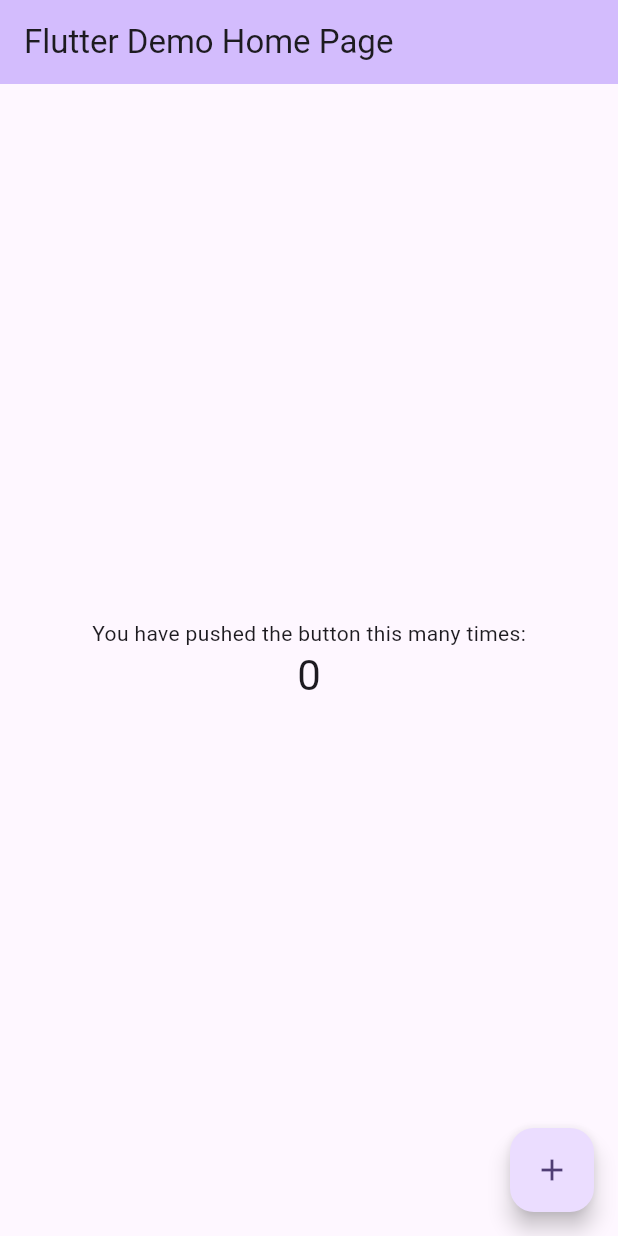
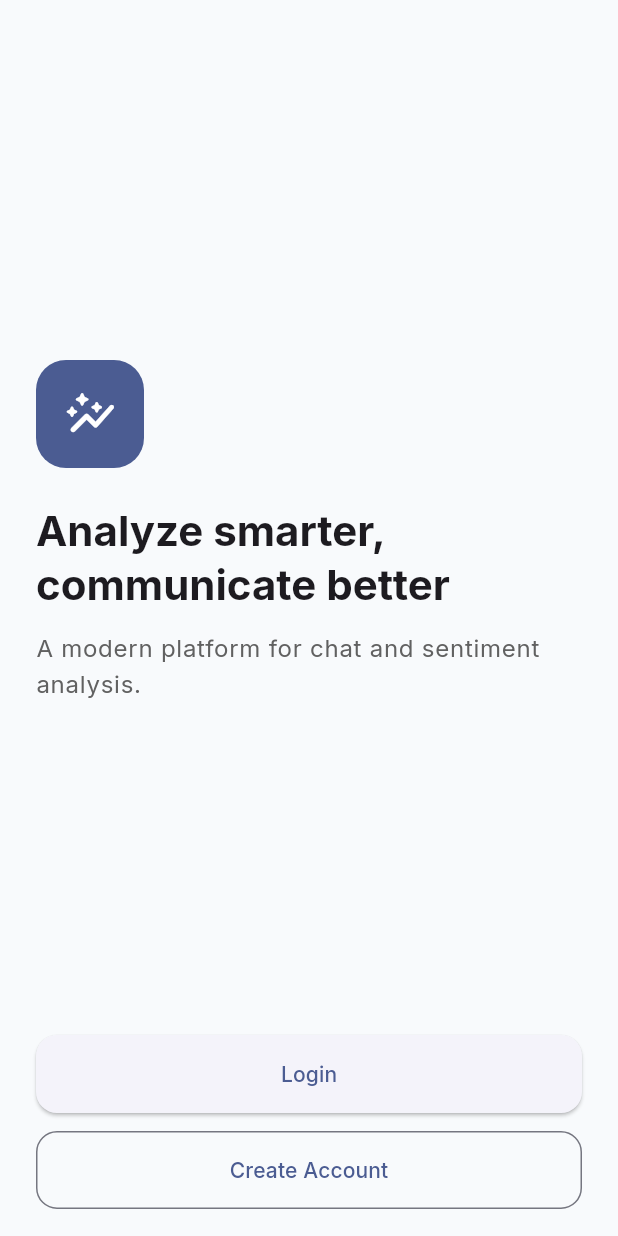
Before and after one commit to I78k0/sentview, a Flutter app: the screen it shows after launch, on a phone screen of 412 x 824 dp. Run offline on Flutter 3.47's test engine with Material 3 defaults, Android fonts, the phone set to English and light mode, and no system bars; our stand-ins replace flutter_riverpod, go_router, google_fonts.

Commit message:
build flutter foundation with theme routing and localization

```diff
--- /dev/null
+++ b/frontend/lib/app/app.dart
@@ -0,0 +1,29 @@
+import 'package:flutter/material.dart';
+import 'package:flutter_localizations/flutter_localizations.dart';
+import 'package:frontend/app/localization/app_localizations.dart';
+import 'package:frontend/app/router.dart';
+import 'package:frontend/app/theme/app_theme.dart';
+
+class SentViewApp extends StatelessWidget {
+  const SentViewApp({super.key});
+
+  @override
+  Widget build(BuildContext context) {
+    return MaterialApp.router(
+      debugShowCheckedModeBanner: false,
+      title: 'SentView',
+      theme: AppTheme.lightTheme,
+      darkTheme: AppTheme.darkTheme,
+      themeMode: ThemeMode.system,
+      routerConfig: AppRouter.router,
+      locale: const Locale('en'),
+      supportedLocales: AppLocalizations.supportedLocales,
+      localizationsDelegates: const [
+        AppLocalizations.delegate,
+        GlobalMaterialLocalizations.delegate,
+        GlobalWidgetsLocalizations.delegate,
+        GlobalCupertinoLocalizations.delegate,
+      ],
+    );
+  }
+}
--- /dev/null
+++ b/frontend/lib/app/localization/app_localizations.dart
@@ -0,0 +1,71 @@
+import 'package:flutter/material.dart';
+
+class AppLocalizations {
+  final Locale locale;
+
+  AppLocalizations(this.locale);
+
+  static const supportedLocales = [
+    Locale('en'),
+    Locale('ar'),
+  ];
+
+  static const LocalizationsDelegate<AppLocalizations> delegate =
+      _AppLocalizationsDelegate();
+
+  static AppLocalizations of(BuildContext context) {
+    final result = Localizations.of<AppLocalizations>(
+      context,
+      AppLocalizations,
+    );
+    assert(result != null, 'No AppLocalizations found in context');
+    return result!;
+  }
+
+  static const Map<String, Map<String, String>> _localizedValues = {
+    'en': {
+      'app_name': 'SentView',
+      'welcome_title': 'Analyze smarter, communicate better',
+      'welcome_subtitle': 'A modern platform for chat and sentiment analysis.',
+      'login': 'Login',
+      'register': 'Create Account',
+      'email': 'Email',
+      'password': 'Password',
+      'username': 'Username',
+      'full_name': 'Full Name',
+    },
+    'ar': {
+      'app_name': 'سنت فيو',
+      'welcome_title': 'حلّل بذكاء وتواصل بشكل أفضل',
+      'welcome_subtitle': 'منصة حديثة للمحادثة وتحليل المشاعر والمحتوى.',
+      'login': 'تسجيل الدخول',
+      'register': 'إنشاء حساب',
+      'email': 'البريد الإلكتروني',
+      'password': 'كلمة المرور',
+      'username': 'اسم المستخدم',
+      'full_name': 'الاسم الكامل',
+    },
+  };
+
+  String text(String key) {
+    return _localizedValues[locale.languageCode]?[key] ??
+        _localizedValues['en']![key] ??
+        key;
+  }
+}
+
+class _AppLocalizationsDelegate
+    extends LocalizationsDelegate<AppLocalizations> {
+  const _AppLocalizationsDelegate();
+
+  @override
+  bool isSupported(Locale locale) => ['en', 'ar'].contains(locale.languageCode);
+
+  @override
+  Future<AppLocalizations> load(Locale locale) async {
+    return AppLocalizations(locale);
+  }
+
+  @override
+  bool shouldReload(_AppLocalizationsDelegate old) => false;
+}
--- /dev/null
+++ b/frontend/lib/app/localization/ar.dart
@@ -0,0 +1 @@
+// Empty
--- /dev/null
+++ b/frontend/lib/app/localization/en.dart
@@ -0,0 +1 @@
+// Empty
--- /dev/null
+++ b/frontend/lib/app/router.dart
@@ -0,0 +1,25 @@
+import 'package:flutter/material.dart';
+import 'package:go_router/go_router.dart';
+import 'package:frontend/features/auth/presentation/screens/login_screen.dart';
+import 'package:frontend/features/auth/presentation/screens/register_screen.dart';
+import 'package:frontend/features/home/presentation/screens/welcome_screen.dart';
+
+class AppRouter {
+  static final router = GoRouter(
+    initialLocation: '/',
+    routes: [
+      GoRoute(
+        path: '/',
+        builder: (context, state) => const WelcomeScreen(),
+      ),
+      GoRoute(
+        path: '/login',
+        builder: (context, state) => const LoginScreen(),
+      ),
+      GoRoute(
+        path: '/register',
+        builder: (context, state) => const RegisterScreen(),
+      ),
+    ],
+  );
+}
--- /dev/null
+++ b/frontend/lib/app/theme/app_colors.dart
@@ -0,0 +1 @@
+// Empty
--- /dev/null
+++ b/frontend/lib/app/theme/app_text_styles.dart
@@ -0,0 +1 @@
+// Empty
--- /dev/null
+++ b/frontend/lib/app/theme/app_theme.dart
@@ -0,0 +1,60 @@
+import 'package:flutter/material.dart';
+import 'package:google_fonts/google_fonts.dart';
+
+class AppTheme {
+  static ThemeData get lightTheme {
+    final colorScheme = ColorScheme.fromSeed(
+      seedColor: const Color(0xFF2563EB),
+      brightness: Brightness.light,
+    );
+
+    return ThemeData(
+      useMaterial3: true,
+      colorScheme: colorScheme,
+      textTheme: GoogleFonts.interTextTheme(),
+      scaffoldBackgroundColor: const Color(0xFFF8FAFC),
+      appBarTheme: const AppBarTheme(
+        centerTitle: true,
+        elevation: 0,
+      ),
+      inputDecorationTheme: InputDecorationTheme(
+        filled: true,
+        fillColor: Colors.white,
+        contentPadding:
+            const EdgeInsets.symmetric(horizontal: 16, vertical: 14),
+        border: OutlineInputBorder(
+          borderRadius: BorderRadius.circular(14),
+          borderSide: BorderSide.none,
+        ),
+      ),
+      elevatedButtonTheme: ElevatedButtonThemeData(
+        style: ElevatedButton.styleFrom(
+          minimumSize: const Size(double.infinity, 52),
+          shape: RoundedRectangleBorder(
+            borderRadius: BorderRadius.circular(14),
+          ),
+        ),
+      ),
+      cardTheme: CardTheme(
+        color: Colors.white,
+        elevation: 1,
+        shape: RoundedRectangleBorder(
+          borderRadius: BorderRadius.circular(20),
+        ),
+      ),
+    );
+  }
+
+  static ThemeData get darkTheme {
+    final colorScheme = ColorScheme.fromSeed(
+      seedColor: const Color(0xFF2563EB),
+      brightness: Brightness.dark,
+    );
+
+    return ThemeData(
+      useMaterial3: true,
+      colorScheme: colorScheme,
+      textTheme: GoogleFonts.interTextTheme(ThemeData.dark().textTheme),
+    );
+  }
+}
--- /dev/null
+++ b/frontend/lib/features/auth/presentation/screens/login_screen.dart
@@ -0,0 +1,41 @@
+import 'package:flutter/material.dart';
+import 'package:frontend/app/localization/app_localizations.dart';
+
+class LoginScreen extends StatelessWidget {
+  const LoginScreen({super.key});
+
+  @override
+  Widget build(BuildContext context) {
+    final t = AppLocalizations.of(context);
+
+    return Scaffold(
+      appBar: AppBar(
+        title: Text(t.text('login')),
+      ),
+      body: Padding(
+        padding: const EdgeInsets.all(24),
+        child: Column(
+          children: [
+            TextField(
+              decoration: InputDecoration(
+                labelText: t.text('email'),
+              ),
+            ),
+            const SizedBox(height: 16),
+            TextField(
+              obscureText: true,
+              decoration: InputDecoration(
+                labelText: t.text('password'),
+              ),
+            ),
+            const SizedBox(height: 24),
+            ElevatedButton(
+              onPressed: () {},
+              child: Text(t.text('login')),
+            ),
+          ],
+        ),
+      ),
+    );
+  }
+}
--- /dev/null
+++ b/frontend/lib/features/auth/presentation/screens/register_screen.dart
@@ -0,0 +1,53 @@
+import 'package:flutter/material.dart';
+import 'package:frontend/app/localization/app_localizations.dart';
+
+class RegisterScreen extends StatelessWidget {
+  const RegisterScreen({super.key});
+
+  @override
+  Widget build(BuildContext context) {
+    final t = AppLocalizations.of(context);
+
+    return Scaffold(
+      appBar: AppBar(
+        title: Text(t.text('register')),
+      ),
+      body: Padding(
+        padding: const EdgeInsets.all(24),
+        child: Column(
+          children: [
+            TextField(
+              decoration: InputDecoration(
+                labelText: t.text('full_name'),
+              ),
+            ),
+            const SizedBox(height: 16),
+            TextField(
+              decoration: InputDecoration(
+                labelText: t.text('username'),
+              ),
+            ),
+            const SizedBox(height: 16),
+            TextField(
+              decoration: InputDecoration(
+                labelText: t.text('email'),
+              ),
+            ),
+            const SizedBox(height: 16),
+            TextField(
+              obscureText: true,
+              decoration: InputDecoration(
+                labelText: t.text('password'),
+              ),
+            ),
+            const SizedBox(height: 24),
+            ElevatedButton(
+              onPressed: () {},
+              child: Text(t.text('register')),
+            ),
+          ],
+        ),
+      ),
+    );
+  }
+}
--- /dev/null
+++ b/frontend/lib/features/home/presentation/screens/welcome_screen.dart
@@ -0,0 +1,69 @@
+import 'package:flutter/material.dart';
+import 'package:go_router/go_router.dart';
+import 'package:frontend/app/localization/app_localizations.dart';
+
+class WelcomeScreen extends StatelessWidget {
+  const WelcomeScreen({super.key});
+
+  @override
+  Widget build(BuildContext context) {
+    final t = AppLocalizations.of(context);
+
+    return Scaffold(
+      body: SafeArea(
+        child: Padding(
+          padding: const EdgeInsets.symmetric(horizontal: 24, vertical: 18),
+          child: Column(
+            crossAxisAlignment: CrossAxisAlignment.start,
+            children: [
+              const Spacer(),
+              Container(
+                width: 72,
+                height: 72,
+                decoration: BoxDecoration(
+                  color: Theme.of(context).colorScheme.primary,
+                  borderRadius: BorderRadius.circular(20),
+                ),
+                child: const Icon(
+                  Icons.auto_graph_rounded,
+                  color: Colors.white,
+                  size: 36,
+                ),
+              ),
+              const SizedBox(height: 24),
+              Text(
+                t.text('welcome_title'),
+                style: Theme.of(context).textTheme.headlineMedium?.copyWith(
+                      fontWeight: FontWeight.bold,
+                    ),
+              ),
+              const SizedBox(height: 12),
+              Text(
+                t.text('welcome_subtitle'),
+                style: Theme.of(context).textTheme.bodyLarge?.copyWith(
+                      color: Colors.grey[700],
+                    ),
+              ),
+              const Spacer(),
+              ElevatedButton(
+                onPressed: () => context.go('/login'),
+                child: Text(t.text('login')),
+              ),
+              const SizedBox(height: 12),
+              OutlinedButton(
+                onPressed: () => context.go('/register'),
+                style: OutlinedButton.styleFrom(
+                  minimumSize: const Size(double.infinity, 52),
+                  shape: RoundedRectangleBorder(
+                    borderRadius: BorderRadius.circular(14),
+                  ),
+                ),
+                child: Text(t.text('register')),
+              ),
+            ],
+          ),
+        ),
+      ),
+    );
+  }
+}
--- a/frontend/lib/main.dart
+++ b/frontend/lib/main.dart
@@ -1,125 +1,8 @@
 import 'package:flutter/material.dart';
+import 'package:flutter_riverpod/flutter_riverpod.dart';
+import 'package:frontend/app/app.dart';
 
 void main() {
-  runApp(const MyApp());
+  WidgetsFlutterBinding.ensureInitialized();
+  runApp(const ProviderScope(child: SentViewApp()));
 }
-
-class MyApp extends StatelessWidget {
-  const MyApp({super.key});
-
-  // This widget is the root of your application.
-  @override
-  Widget build(BuildContext context) {
-    return MaterialApp(
-      title: 'Flutter Demo',
-      theme: ThemeData(
-        // This is the theme of your application.
-        //
-        // TRY THIS: Try running your application with "flutter run". You'll see
-        // the application has a purple toolbar. Then, without quitting the app,
-        // try changing the seedColor in the colorScheme below to Colors.green
-        // and then invoke "hot reload" (save your changes or press the "hot
-        // reload" button in a Flutter-supported IDE, or press "r" if you used
-        // the command line to start the app).
-        //
-        // Notice that the counter didn't reset back to zero; the application
-        // state is not lost during the reload. To reset the state, use hot
-        // restart instead.
-        //
-        // This works for code too, not just values: Most code changes can be
-        // tested with just a hot reload.
-        colorScheme: ColorScheme.fromSeed(seedColor: Colors.deepPurple),
-        useMaterial3: true,
-      ),
-      home: const MyHomePage(title: 'Flutter Demo Home Page'),
-    );
-  }
-}
-
-class MyHomePage extends StatefulWidget {
-  const MyHomePage({super.key, required this.title});
-
-  // This widget is the home page of your application. It is stateful, meaning
-  // that it has a State object (defined below) that contains fields that affect
-  // how it looks.
-
-  // This class is the configuration for the state. It holds the values (in this
-  // case the title) provided by the parent (in this case the App widget) and
-  // used by the build method of the State. Fields in a Widget subclass are
-  // always marked "final".
-
-  final String title;
-
-  @override
-  State<MyHomePage> createState() => _MyHomePageState();
-}
-
-class _MyHomePageState extends State<MyHomePage> {
-  int _counter = 0;
-
-  void _incrementCounter() {
-    setState(() {
-      // This call to setState tells the Flutter framework that something has
-      // changed in this State, which causes it to rerun the build method below
-      // so that the display can reflect the updated values. If we changed
-      // _counter without calling setState(), then the build method would not be
-      // called again, and so nothing would appear to happen.
-      _counter++;
-    });
-  }
-
-  @override
-  Widget build(BuildContext context) {
-    // This method is rerun every time setState is called, for instance as done
-    // by the _incrementCounter method above.
-    //
-    // The Flutter framework has been optimized to make rerunning build methods
-    // fast, so that you can just rebuild anything that needs updating rather
-    // than having to individually change instances of widgets.
-    return Scaffold(
-      appBar: AppBar(
-        // TRY THIS: Try changing the color here to a specific color (to
-        // Colors.amber, perhaps?) and trigger a hot reload to see the AppBar
-        // change color while the other colors stay the same.
-        backgroundColor: Theme.of(context).colorScheme.inversePrimary,
-        // Here we take the value from the MyHomePage object that was created by
-        // the App.build method, and use it to set our appbar title.
-        title: Text(widget.title),
-      ),
-      body: Center(
-        // Center is a layout widget. It takes a single child and positions it
-        // in the middle of the parent.
-        child: Column(
-          // Column is also a layout widget. It takes a list of children and
-          // arranges them vertically. By default, it sizes itself to fit its
-          // children horizontally, and tries to be as tall as its parent.
-          //
-          // Column has various properties to control how it sizes itself and
-          // how it positions its children. Here we use mainAxisAlignment to
-          // center the children vertically; the main axis here is the vertical
-          // axis because Columns are vertical (the cross axis would be
-          // horizontal).
-          //
-          // TRY THIS: Invoke "debug painting" (choose the "Toggle Debug Paint"
-          // action in the IDE, or press "p" in the console), to see the
-          // wireframe for each widget.
-          mainAxisAlignment: MainAxisAlignment.center,
-          children: <Widget>[
-            const Text(
-              'You have pushed the button this many times:',
-            ),
-            Text(
-              '$_counter',
-              style: Theme.of(context).textTheme.headlineMedium,
-            ),
-          ],
-        ),
-      ),
-      floatingActionButton: FloatingActionButton(
-        onPressed: _incrementCounter,
-        tooltip: 'Increment',
-        child: const Icon(Icons.add),
-      ), // This trailing comma makes auto-formatting nicer for build methods.
-    );
-  }
-}
```
Also changed, not shown: frontend/pubspec.yaml (+14 -6 lines), frontend/pubspec.lock, 2 other files.
